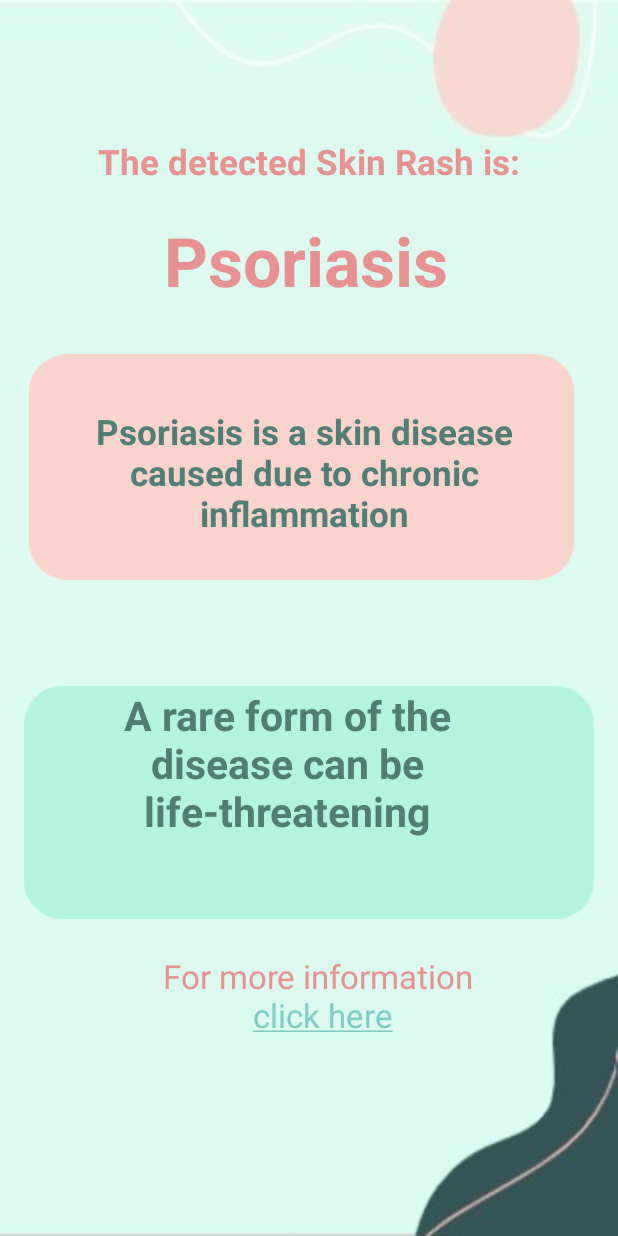
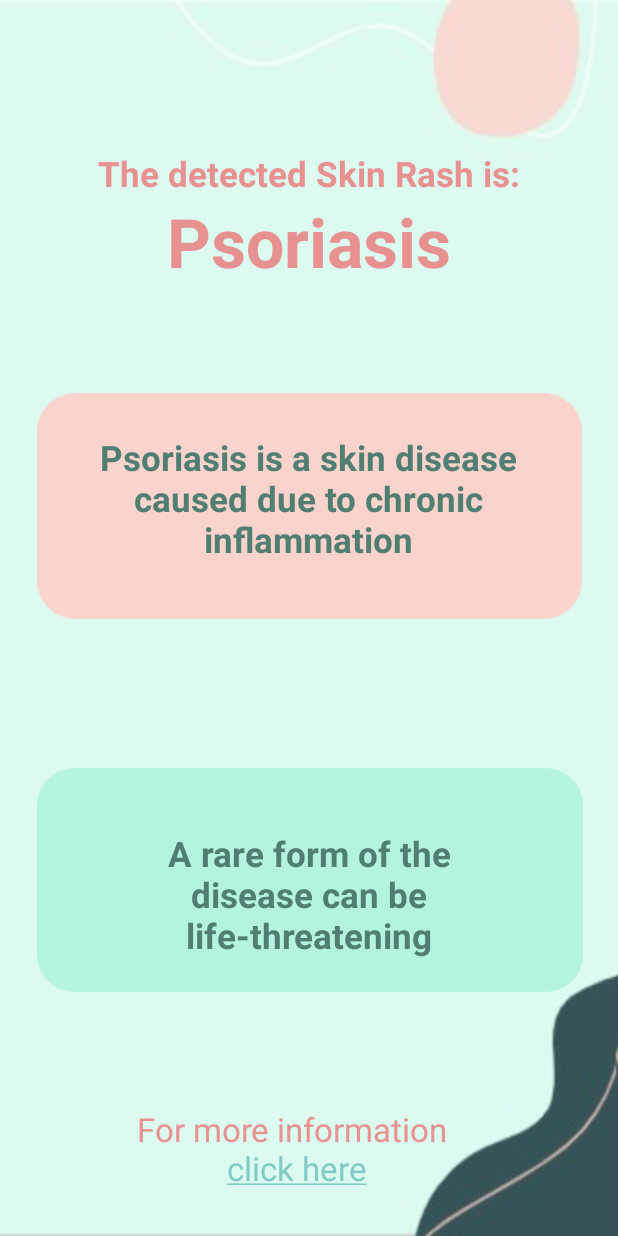
Before and after one commit to hodaypi/AppSRD, an Android app: the Psoriasis screen opened directly, with no data from a screen before it, on a phone screen of 412 x 824 dp. Run offline under Robolectric (Android 15) with nearby library versions, the phone set to English and light mode, and no system bars; Roboto replaces fonts that are not available here.

Commit message:
Skin rash screen designs and main screen

```diff
--- a/app/src/main/java/com/srd/srdapplication/Dashborad.java
+++ b/app/src/main/java/com/srd/srdapplication/Dashborad.java
@@ -199,7 +199,7 @@ public class Dashborad extends AppCompatActivity {
                             .build();
                     //https://sersrd.herokuapp.com/
                     RequestBody formBody = new FormBody.Builder().add("url", urlImage).add("id", mAuth.getUid()).build();
-                    Request request = new Request.Builder().url("http://10.200.201.168:5000/").post(formBody).build();
+                    Request request = new Request.Builder().url("http://192.168.43.158:5000/").post(formBody).build();
 
                     okHttpClient.newCall(request).enqueue(new Callback() {
                         @Override
--- a/app/src/main/res/layout/activity_psoriasis.xml
+++ b/app/src/main/res/layout/activity_psoriasis.xml
@@ -1,118 +1,123 @@
 <?xml version="1.0" encoding="utf-8"?>
-<RelativeLayout xmlns:android="http://schemas.android.com/apk/res/android"
+<androidx.constraintlayout.widget.ConstraintLayout xmlns:android="http://schemas.android.com/apk/res/android"
     xmlns:app="http://schemas.android.com/apk/res-auto"
     xmlns:tools="http://schemas.android.com/tools"
     android:layout_width="match_parent"
     android:layout_height="match_parent"
-    android:paddingBottom="16dp"
-    android:paddingLeft="16dp"
-    android:paddingRight="16dp"
-    android:paddingTop="16dp"
-
     android:background="@drawable/back5"
     tools:context=".Psoriasis">
 
 
     <TextView
         android:id="@+id/activity_main_link"
-        android:layout_width="237dp"
-        android:layout_height="142dp"
-        android:layout_alignParentStart="true"
-        android:layout_alignParentTop="true"
-        android:layout_marginStart="80dp"
-        android:layout_marginTop="620dp"
+        android:layout_width="244dp"
+        android:layout_height="86dp"
         android:fontFamily="@font/comic_neue"
         android:text="@string/hyperlinkPsoriasis"
         android:textAlignment="center"
         android:textColor="#E89191"
-        android:textSize="22sp" />
+        android:textSize="22sp"
+        app:layout_constraintBottom_toBottomOf="parent"
+        app:layout_constraintEnd_toEndOf="parent"
+        app:layout_constraintHorizontal_bias="0.448"
+        app:layout_constraintStart_toStartOf="parent"
+        app:layout_constraintTop_toTopOf="parent"
+        app:layout_constraintVertical_bias="1.0"
+        tools:ignore="MissingConstraints" />
 
     <TextView
         android:id="@+id/textView"
         android:layout_width="391dp"
         android:layout_height="76dp"
-        android:layout_alignParentStart="true"
-        android:layout_alignParentTop="true"
-        android:layout_marginStart="0dp"
-        android:layout_marginTop="127dp"
-        android:layout_marginEnd="4dp"
-        android:layout_marginBottom="140dp"
         android:fontFamily="@font/comic_neue"
         android:text="Psoriasis"
         android:textAlignment="center"
         android:textColor="#E89191"
         android:textSize="45sp"
-        android:textStyle="bold" />
+        android:textStyle="bold"
+        app:layout_constraintBottom_toBottomOf="parent"
+        app:layout_constraintEnd_toEndOf="parent"
+        app:layout_constraintStart_toStartOf="parent"
+        app:layout_constraintTop_toTopOf="parent"
+        app:layout_constraintVertical_bias="0.175"
+        tools:ignore="MissingConstraints" />
 
     <ImageView
         android:id="@+id/imageView6"
         android:layout_width="363dp"
         android:layout_height="288dp"
-        android:layout_alignParentStart="true"
-        android:layout_alignParentTop="true"
-        android:layout_marginStart="3dp"
-        android:layout_marginTop="151dp"
-        android:layout_marginBottom="112dp"
-        app:srcCompat="@drawable/ba3" />
+        app:layout_constraintBottom_toBottomOf="parent"
+        app:layout_constraintEnd_toEndOf="parent"
+        app:layout_constraintStart_toStartOf="parent"
+        app:layout_constraintTop_toTopOf="parent"
+        app:layout_constraintVertical_bias="0.361"
+        app:srcCompat="@drawable/ba3"
+        tools:ignore="MissingConstraints" />
 
     <ImageView
         android:id="@+id/imageView7"
-        android:layout_width="395dp"
-        android:layout_height="319dp"
-        android:layout_alignParentStart="true"
-        android:layout_alignParentTop="true"
-        android:layout_marginStart="0dp"
-        android:layout_marginTop="359dp"
-        android:layout_marginBottom="112dp"
-        app:srcCompat="@drawable/ba4" />
+        android:layout_width="364dp"
+        android:layout_height="296dp"
+        app:layout_constraintBottom_toBottomOf="parent"
+        app:layout_constraintEnd_toEndOf="parent"
+        app:layout_constraintHorizontal_bias="0.51"
+        app:layout_constraintStart_toStartOf="parent"
+        app:layout_constraintTop_toTopOf="parent"
+        app:layout_constraintVertical_bias="0.831"
+        app:srcCompat="@drawable/ba4"
+        tools:ignore="MissingConstraints" />
 
     <TextView
         android:id="@+id/textView4"
         android:layout_width="302dp"
         android:layout_height="106dp"
-        android:layout_alignParentStart="true"
-        android:layout_alignParentTop="true"
-        android:layout_marginStart="36dp"
-        android:layout_marginTop="256dp"
-        android:layout_marginBottom="190dp"
         android:fontFamily="@font/comic_neue"
         android:text="@string/informationPsoriasis"
         android:textAlignment="center"
         android:textColor="#517e72"
         android:textSize="23dp"
-        android:textStyle="bold" />
+        android:textStyle="bold"
+        app:layout_constraintBottom_toBottomOf="parent"
+        app:layout_constraintEnd_toEndOf="parent"
+        app:layout_constraintHorizontal_bias="0.495"
+        app:layout_constraintStart_toStartOf="parent"
+        app:layout_constraintTop_toTopOf="parent"
+        app:layout_constraintVertical_bias="0.403"
+        tools:ignore="MissingConstraints" />
 
     <TextView
         android:id="@+id/textView5"
-        android:layout_width="319dp"
-        android:layout_height="108dp"
-        android:layout_alignParentStart="true"
-        android:layout_alignParentTop="true"
-        android:layout_marginStart="16dp"
-        android:layout_marginTop="442dp"
-        android:layout_marginBottom="112dp"
+        android:layout_width="201dp"
+        android:layout_height="90dp"
         android:fontFamily="@font/comic_neue"
         android:text="@string/difficultyLevelPsoriasis"
         android:textAlignment="center"
         android:textColor="#517e72"
-        android:textSize="27sp"
-        android:textStyle="bold" />
+        android:textSize="23sp"
+        android:textStyle="bold"
+        app:layout_constraintBottom_toBottomOf="parent"
+        app:layout_constraintEnd_toEndOf="parent"
+        app:layout_constraintStart_toStartOf="parent"
+        app:layout_constraintTop_toTopOf="parent"
+        app:layout_constraintVertical_bias="0.754"
+        tools:ignore="MissingConstraints" />
 
     <TextView
         android:id="@+id/textView8"
         android:layout_width="wrap_content"
         android:layout_height="wrap_content"
-        android:layout_alignParentStart="true"
-        android:layout_alignParentTop="true"
-        android:layout_marginStart="49dp"
-        android:layout_marginTop="76dp"
-        android:layout_marginBottom="190dp"
         android:fontFamily="@font/comic_neue"
         android:text="@string/detected"
         android:textAlignment="center"
         android:textColor="#E89191"
         android:textSize="23dp"
-        android:textStyle="bold" />
+        android:textStyle="bold"
+        app:layout_constraintBottom_toBottomOf="parent"
+        app:layout_constraintEnd_toEndOf="parent"
+        app:layout_constraintStart_toStartOf="parent"
+        app:layout_constraintTop_toTopOf="parent"
+        app:layout_constraintVertical_bias="0.126"
+        tools:ignore="MissingConstraints" />
 
 
-</RelativeLayout>
+</androidx.constraintlayout.widget.ConstraintLayout>
```
Also changed, not shown: app/src/main/res/layout/activity_atopic_dermatitis.xml (+58 -53 lines), app/src/main/res/layout/activity_lupus.xml (+59 -54 lines), app/src/main/res/layout/activity_main.xml (+4 -4 lines), app/src/main/res/layout/activity_pityriasis_rosea.xml (+60 -55 lines), app/src/main/res/layout/activity_urticaria.xml (+61 -56 lines).
